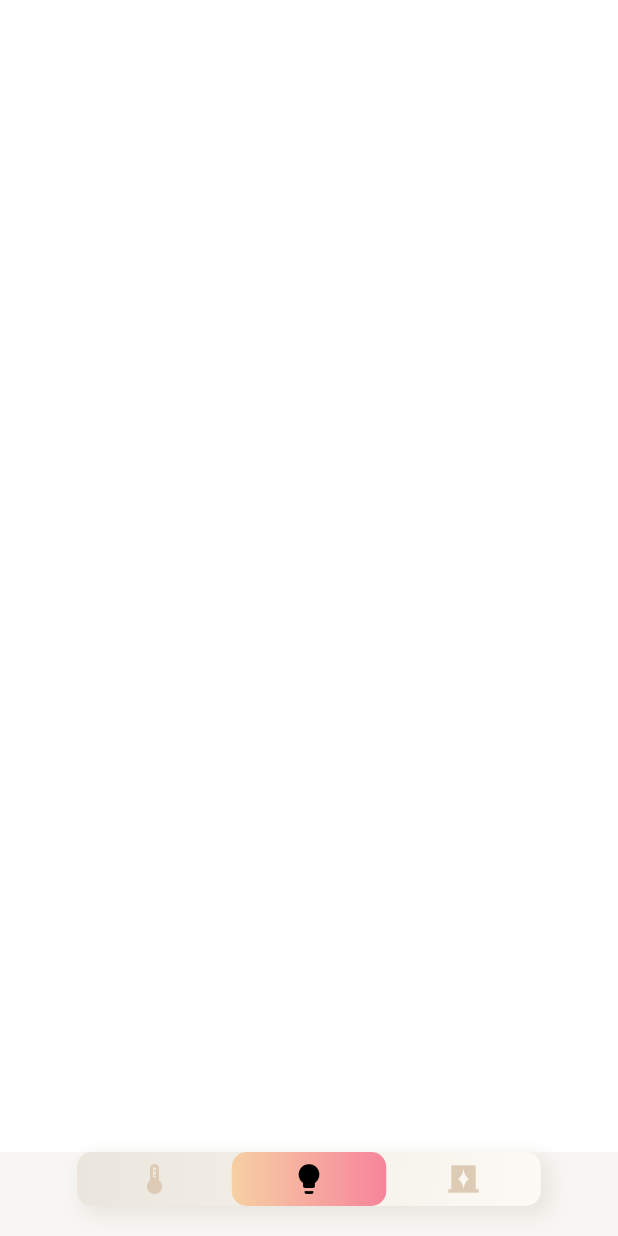
After one commit to TobiasVacek/ModelChytreDomacnosti, a Flutter app: the screen it shows after launch, item 2 of the bottom bar chosen, after a tap on the "lightbulb" icon, on a phone screen of 412 x 824 dp. The commit adds this screen. Run offline on Flutter 3.47's test engine with Material 2 defaults, Android fonts, the phone set to English and light mode, and no system bars; our stand-ins replace sleek_circular_slider, syncfusion_flutter_charts.

Commit message:
added lights

```diff
--- a/lib/main.dart
+++ b/lib/main.dart
@@ -1,3 +1,4 @@
+import 'package:app_for_smart_home/pages/lights_screen.dart';
 import 'package:app_for_smart_home/pages/nice_temperature_screen.dart';
 import 'package:flutter/material.dart';
 // ignore: unused_import
@@ -15,8 +16,11 @@ class MyApp extends StatefulWidget {
 }
 
 class _MyAppState extends State<MyApp> {
+  int activePage = 0;
   void changePage(int index) {
-    setState(() {});
+    setState(() {
+      activePage = index;
+    });
   }
 
   @override
@@ -27,7 +31,8 @@ class _MyAppState extends State<MyApp> {
         body: Center(
           child: Column(
             children: [
-              Expanded(child: NiceTemperatureScreen()),
+              Expanded(
+                  child: [NiceTemperatureScreen(), LightsScreen()][activePage]),
               BottomNavBar(changeCallback: changePage)
             ],
           ),
--- a/lib/pages/components/bottomNavBar.dart
+++ b/lib/pages/components/bottomNavBar.dart
@@ -111,6 +111,7 @@ class _BottomNavBarState extends State<BottomNavBar> {
                       }
                       panelSelected[1] = true;
                     });
+                    widget.changeCallback(selectedIndex);
                   },
                 ),
                 GestureDetector(
@@ -131,6 +132,7 @@ class _BottomNavBarState extends State<BottomNavBar> {
                       }
                       panelSelected[2] = true;
                     });
+                    widget.changeCallback(selectedIndex);
                   },
                 )
               ],
--- /dev/null
+++ b/lib/pages/lights_screen.dart
@@ -0,0 +1,19 @@
+import 'package:flutter/material.dart';
+
+class LightsScreen extends StatefulWidget {
+  const LightsScreen({Key? key}) : super(key: key);
+
+  @override
+  _LightsScreenState createState() => _LightsScreenState();
+}
+
+class _LightsScreenState extends State<LightsScreen> {
+  @override
+  Widget build(BuildContext context) {
+    return MaterialApp(
+      home: Scaffold(
+        backgroundColor: Color(0xffffffff),
+      ),
+    );
+  }
+}
```
